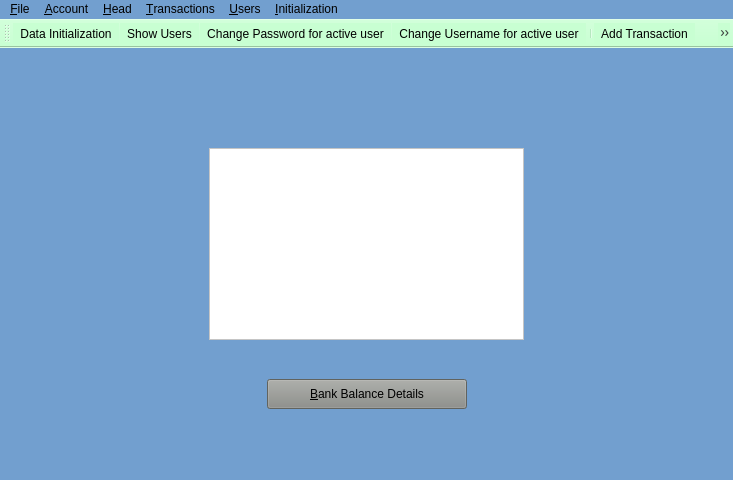
Above: ui_files/home.ui from mosleuddin/ExpenseTracker before the change. Below: the same form after it.
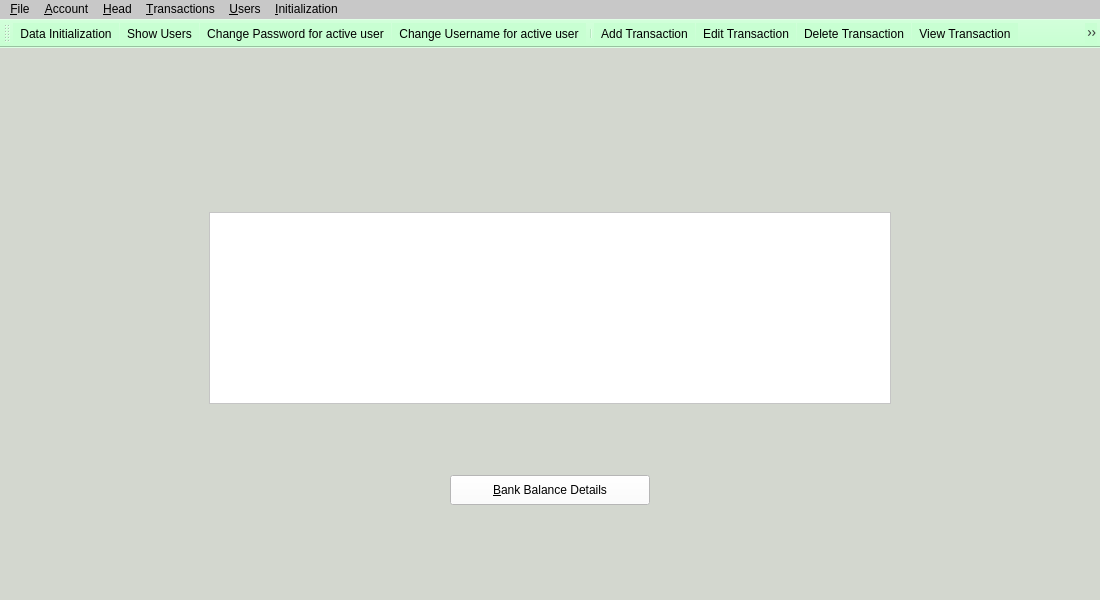
That is the form after the change. Icons and pictures are not drawn.

What changed in the file:
```diff
--- a/ui_files/home.ui
+++ b/ui_files/home.ui
@@ -9,10 +9,16 @@
    <rect>
     <x>0</x>
     <y>0</y>
-    <width>733</width>
-    <height>480</height>
+    <width>1100</width>
+    <height>600</height>
    </rect>
   </property>
+  <property name="sizePolicy">
+   <sizepolicy hsizetype="Fixed" vsizetype="Fixed">
+    <horstretch>0</horstretch>
+    <verstretch>0</verstretch>
+   </sizepolicy>
+  </property>
   <property name="font">
    <font>
     <pointsize>10</pointsize>
@@ -26,8 +32,7 @@
     <normaloff>:/icons/expense_tracker_sm.png</normaloff>:/icons/expense_tracker_sm.png</iconset>
   </property>
   <property name="styleSheet">
-   <string notr="true">background-color: rgb(114, 159, 207);
-</string>
+   <string notr="true">background-color: rgb(211, 215, 207);</string>
   </property>
   <widget class="QWidget" name="centralwidget">
    <layout class="QGridLayout" name="gridLayout">
@@ -187,7 +192,8 @@
          <font/>
         </property>
         <property name="styleSheet">
-         <string notr="true">background-color: rgb(136, 138, 133);</string>
+         <string notr="true">background-color: rgb(255, 255, 255);
+border-color: rgb(64, 107, 191);</string>
         </property>
         <property name="text">
          <string>&amp;Bank Balance Details</string>
@@ -233,10 +239,13 @@
     <rect>
      <x>0</x>
      <y>0</y>
-     <width>733</width>
+     <width>1100</width>
      <height>23</height>
     </rect>
    </property>
+   <property name="styleSheet">
+    <string notr="true">background-color: rgb(200, 200, 200);</string>
+   </property>
    <widget class="QMenu" name="menu_File">
     <property name="title">
      <string>&amp;File</string>
```
Left out of the diff: 35 changed lines with no effect on the pictures.
